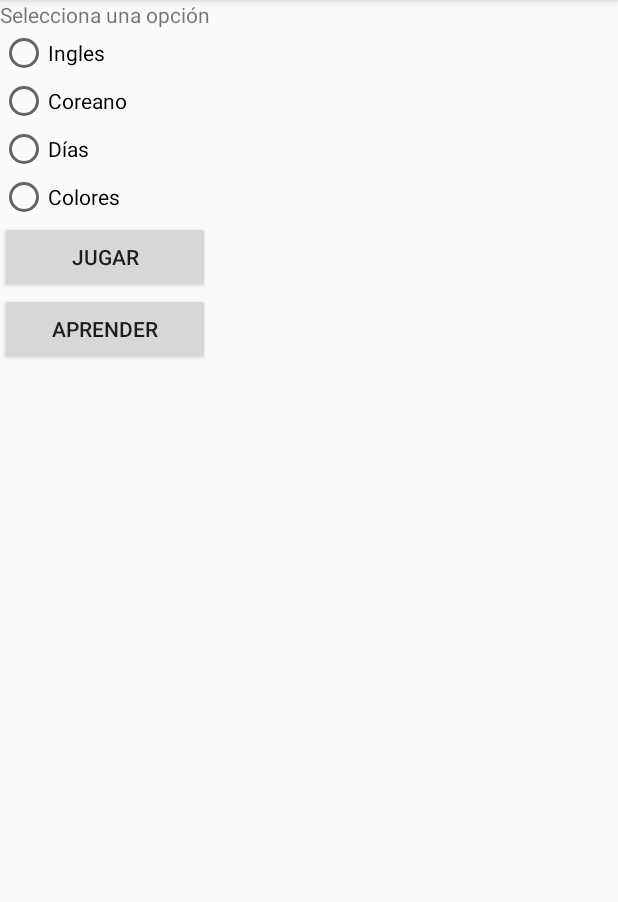
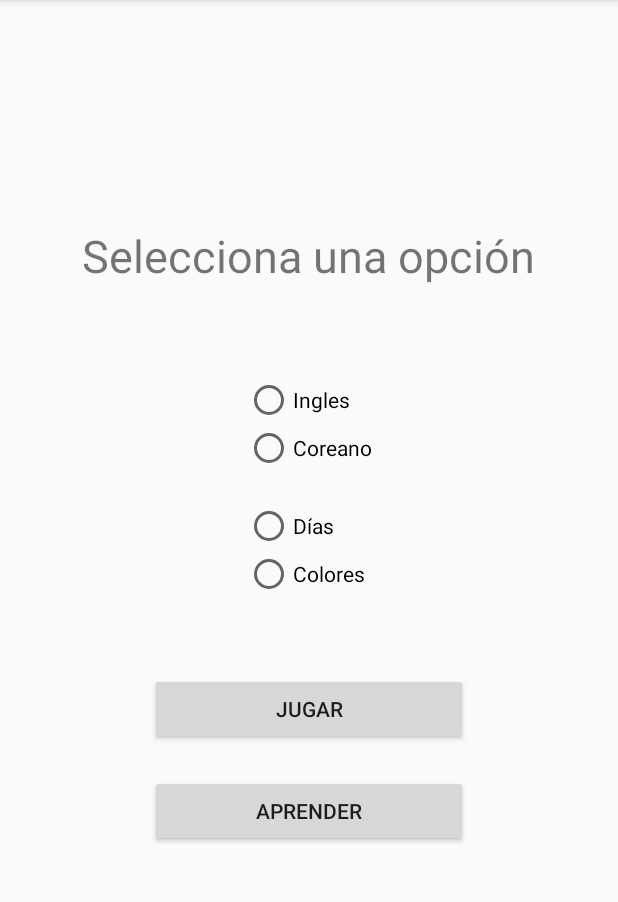
Before and after one commit to emmalanza/IdiomasAndroid, an Android app: the screen it shows after launch (Main), on a phone screen of 412 x 824 dp, the part 84-986 px from its top. Run offline under Robolectric (Android 15) with nearby library versions, the phone set to English and light mode, and no system bars.

Commit message:
"committ"

```diff
--- a/app/src/main/AndroidManifest.xml
+++ b/app/src/main/AndroidManifest.xml
@@ -10,8 +10,10 @@
         android:supportsRtl="true"
         android:theme="@style/AppTheme">
         <activity android:name=".ColoresCoreano"/>
+        <activity android:name=".ColoresCoreanoAprender"/>
         <activity android:name=".DiasCoreano"/>
         <activity android:name=".ColoresIngles"/>
+        <activity android:name=".ColoresInglesAprender"/>
         <activity android:name=".DiasIngles"/>
         <activity android:name=".Main">            <intent-filter>
             <action android:name="android.intent.action.MAIN" />
--- a/app/src/main/java/com/example/idiomas/ColoresCoreano.java
+++ b/app/src/main/java/com/example/idiomas/ColoresCoreano.java
@@ -20,9 +20,9 @@ public class ColoresCoreano extends AppCompatActivity {
     private int i = 0;
     private int errores, aciertos;
 
-   protected void onCreate(Bundle savedInstancedState) {
+   protected void onCreate(Bundle savedInstanceState) {
 
-        super.onCreate(savedInstancedState);
+        super.onCreate(savedInstanceState);
         setContentView(R.layout.jugar);
 
         tv_color = (TextView) findViewById(R.id.tv_texto);
--- a/app/src/main/java/com/example/idiomas/ColoresIngles.java
+++ b/app/src/main/java/com/example/idiomas/ColoresIngles.java
@@ -20,9 +20,9 @@ public class ColoresIngles extends AppCompatActivity {
     private int i = 0;
     private int errores, aciertos;
 
-   protected void onCreate(Bundle savedInstancedState){
+   protected void onCreate(Bundle savedInstanceState){
 
-        super.onCreate(savedInstancedState);
+        super.onCreate(savedInstanceState);
         setContentView(R.layout.jugar);
 
         tv_color = (TextView) findViewById(R.id.tv_texto);
--- a/app/src/main/java/com/example/idiomas/DiasCoreano.java
+++ b/app/src/main/java/com/example/idiomas/DiasCoreano.java
@@ -21,9 +21,9 @@ public class DiasCoreano extends AppCompatActivity {
     private int errores, aciertos;
 
 
-    protected void onCreate(Bundle savedInstancedState) {
+    protected void onCreate(Bundle savedInstanceState) {
 
-        super.onCreate(savedInstancedState);
+        super.onCreate(savedInstanceState);
         setContentView(R.layout.jugar);
 
         tv_dias = (TextView)findViewById(R.id.tv_texto);
--- a/app/src/main/java/com/example/idiomas/DiasIngles.java
+++ b/app/src/main/java/com/example/idiomas/DiasIngles.java
@@ -19,9 +19,9 @@ public class DiasIngles extends AppCompatActivity {
     private int i = 0;
     private int errores, aciertos;
 
-    protected void onCreate(Bundle savedInstancedState){
+    protected void onCreate(Bundle savedInstanceState){
 
-        super.onCreate(savedInstancedState);
+        super.onCreate(savedInstanceState);
         setContentView(R.layout.jugar);
 
         tv_dias = (TextView)findViewById(R.id.tv_texto);
--- a/app/src/main/res/layout/main.xml
+++ b/app/src/main/res/layout/main.xml
@@ -1,53 +1,88 @@
 <?xml version="1.0" encoding="utf-8"?>
 <LinearLayout xmlns:android="http://schemas.android.com/apk/res/android"
-    android:layout_width="wrap_content"
-    android:layout_height="wrap_content"
-    android:orientation="vertical">
+    android:orientation="vertical"
+    android:layout_width="match_parent"
+    android:layout_height="match_parent"
+    android:layout_gravity="center">
 
     <TextView
         android:id="@+id/tv_seleccion"
+        android:layout_width="wrap_content"
+        android:layout_height="wrap_content"
+        android:layout_gravity="center"
+        android:layout_marginTop="150dp"
+        android:layout_marginBottom="60dp"
+        android:foregroundGravity="center"
+        android:gravity="center"
+        android:text="Selecciona una opción"
+        android:textSize="30sp" />
+
+    <TableLayout
+        android:layout_width="wrap_content"
+        android:layout_height="wrap_content"
+        android:layout_gravity="center"
+        android:foregroundGravity="center"
+        android:gravity="center">
+
+        <TableRow
             android:layout_width="match_parent"
-        android:layout_height="wrap_content"
-        android:text="Selecciona una opción" />
+            android:layout_height="match_parent"
+            android:layout_marginBottom="20dp">
 
             <RadioGroup
-        android:layout_width="match_parent"
-        android:layout_height="match_parent">
+                android:layout_width="wrap_content"
+                android:layout_height="wrap_content">
 
                 <RadioButton
                     android:id="@+id/rb_ingles"
-            android:layout_width="match_parent"
+                    android:layout_width="wrap_content"
                     android:layout_height="wrap_content"
+                    android:paddingRight="10dp"
                     android:text="Ingles" />
 
                 <RadioButton
                     android:id="@+id/rb_coreano"
-            android:layout_width="match_parent"
+                    android:layout_width="wrap_content"
                     android:layout_height="wrap_content"
                     android:text="Coreano" />
             </RadioGroup>
 
+        </TableRow>
+
+
+        <TableRow
+            android:layout_width="match_parent"
+            android:layout_height="match_parent"
+            android:layout_marginBottom="50dp">
+
             <RadioGroup
-        android:layout_width="match_parent"
-        android:layout_height="match_parent">
+                android:layout_width="wrap_content"
+                android:layout_height="wrap_content">
 
                 <RadioButton
                     android:id="@+id/rb_dias"
-            android:layout_width="match_parent"
+                    android:layout_width="wrap_content"
                     android:layout_height="wrap_content"
                     android:text="Días" />
 
                 <RadioButton
                     android:id="@+id/rb_colores"
-            android:layout_width="match_parent"
+                    android:layout_width="wrap_content"
                     android:layout_height="wrap_content"
                     android:text="Colores" />
             </RadioGroup>
+
+        </TableRow>
+
+    </TableLayout>
 
     <Button
         android:id="@+id/bt_jugar"
         android:layout_width="match_parent"
         android:layout_height="wrap_content"
+        android:layout_marginLeft="100dp"
+        android:layout_marginRight="100dp"
+        android:layout_marginBottom="20dp"
         android:onClick="jugar"
         android:text="Jugar" />
 
@@ -55,5 +90,8 @@
         android:id="@+id/bt_aprender"
         android:layout_width="match_parent"
         android:layout_height="wrap_content"
+        android:layout_marginLeft="100dp"
+        android:layout_marginRight="100dp"
         android:text="Aprender" />
+
 </LinearLayout>
```
Also changed, not shown: app/src/main/java/com/example/idiomas/ColoresCoreanoAprender.java (added, +64 -0 lines), app/src/main/java/com/example/idiomas/ColoresInglesAprender.java (added, +63 -0 lines), app/src/main/java/com/example/idiomas/Main.java (+30 -1 lines), app/src/main/res/layout/coreano_colores.xml (+45 -22 lines), app/src/main/res/layout/ingles_colores.xml (+11 -1 lines). Lines whose indentation alone changed are shown as unchanged.
